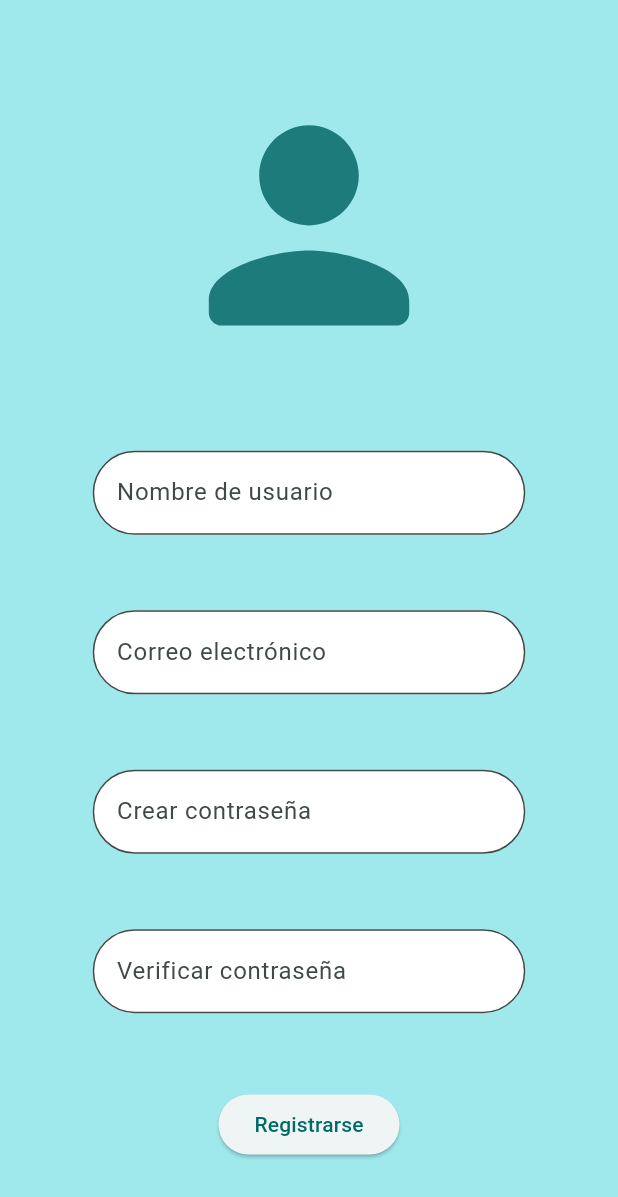
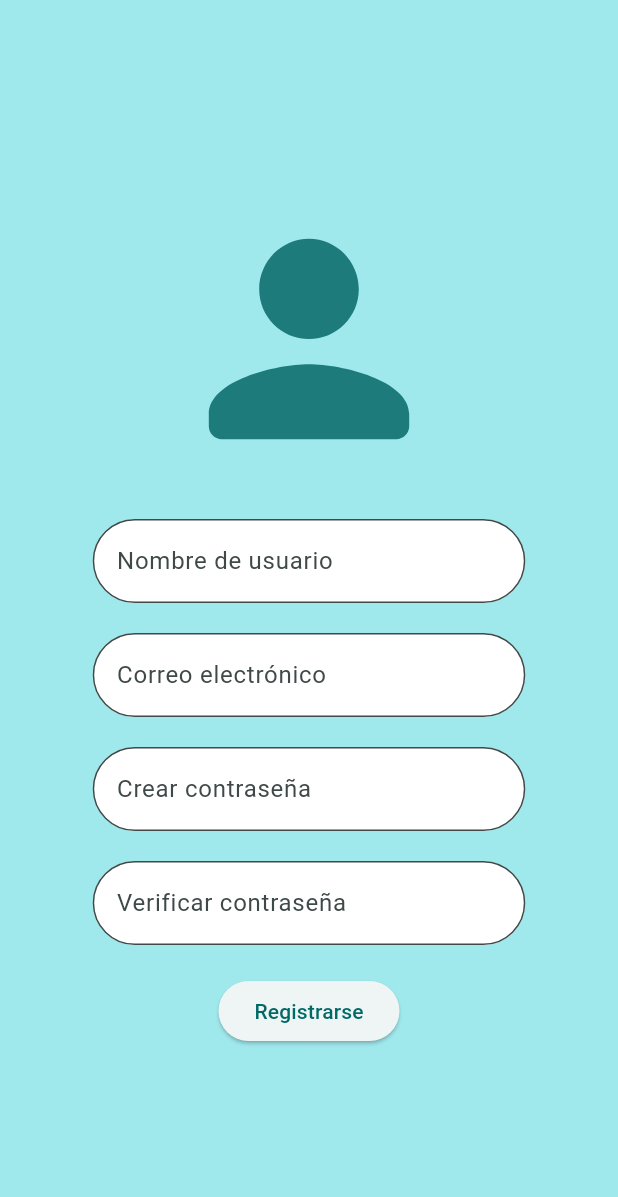
Before and after one commit to PabloFxdxdxd/Seki, a Flutter app: the PantallaRegistro screen opened by its route, on a phone screen of 412 x 824 dp. Shown: the top 1197 px of the screen. Run offline on Flutter 3.47's test engine with Material 3 defaults, Android fonts, the phone set to English and light mode, and no system bars; our stand-ins replace drift; accounts and stored records are empty; generated files the repository leaves out were written again.

Commit message:
Update SignIn.dart
Arreglo del scroll con los textfield

```diff
--- a/lib/pantallas/SignIn.dart
+++ b/lib/pantallas/SignIn.dart
@@ -33,6 +33,7 @@ class _PantallaRegistroState extends State<PantallaRegistro> {
     return Scaffold(
       backgroundColor: const Color.fromARGB(255, 159, 232, 236),
       body: Center(
+        child: SingleChildScrollView(
           child: Column(
             mainAxisAlignment: MainAxisAlignment.spaceEvenly,
             children: [
@@ -44,6 +45,7 @@ class _PantallaRegistroState extends State<PantallaRegistro> {
                   Icons.person_rounded,
                 ),
               ),
+              SizedBox(height: 20,),
               //nombre de Usuario
                 FractionallySizedBox(
                   widthFactor: 0.7,
@@ -56,7 +58,7 @@ class _PantallaRegistroState extends State<PantallaRegistro> {
                     ),
                   ),
                 ),
-
+              SizedBox(height: 20,),
               //correo electronico
                 FractionallySizedBox(
                   widthFactor: 0.7,
@@ -69,7 +71,7 @@ class _PantallaRegistroState extends State<PantallaRegistro> {
                     ),
                   ),
                 ),
-
+              SizedBox(height: 20,),
               //Campo de contraseña
                 FractionallySizedBox(
                   widthFactor: 0.7,
@@ -84,7 +86,7 @@ class _PantallaRegistroState extends State<PantallaRegistro> {
                     ),
                   ),
                 ),
-
+                SizedBox(height: 20,),
                 //Verificacion de contraseña
                 FractionallySizedBox(
                   widthFactor: 0.7,
@@ -99,8 +101,10 @@ class _PantallaRegistroState extends State<PantallaRegistro> {
                     ),
                   ),
                 ),
+                SizedBox(height: 20,),
               ElevatedButton(onPressed: insertar, child: Text("Registrarse")),
             ]
+          ),
         ),
       ),
 
```
Lines whose indentation alone changed are shown as unchanged.
